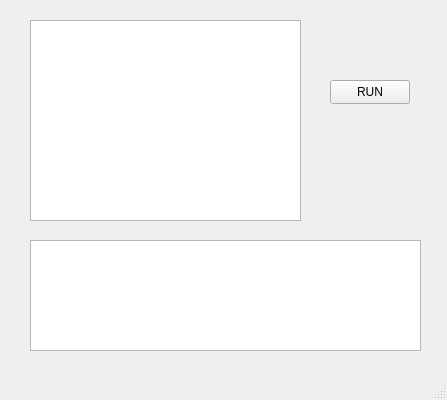
Before: the Qt Designer form Clase4/mainwindow.ui in AndresRodas/OLC2_PrimerSemestre_2023, drawn with Qt 5.
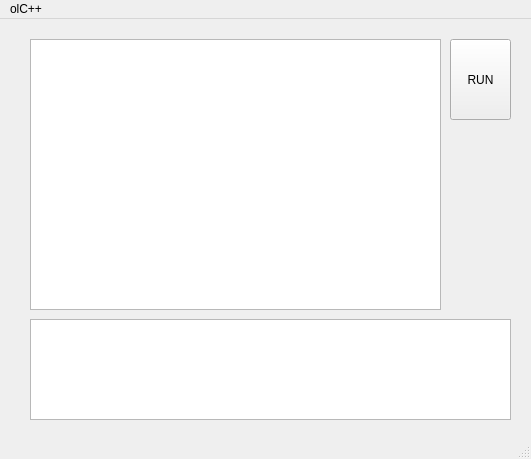
After: the same form once the commit is applied.

Patch:
```diff
--- a/Clase4/mainwindow.ui
+++ b/Clase4/mainwindow.ui
@@ -6,8 +6,8 @@
    <rect>
     <x>0</x>
     <y>0</y>
-    <width>447</width>
-    <height>400</height>
+    <width>531</width>
+    <height>459</height>
    </rect>
   </property>
   <property name="windowTitle">
@@ -19,8 +19,8 @@
      <rect>
       <x>30</x>
       <y>20</y>
-      <width>271</width>
-      <height>201</height>
+      <width>411</width>
+      <height>271</height>
      </rect>
     </property>
    </widget>
@@ -40,10 +40,10 @@
    <widget class="QPushButton" name="pushButton_2">
     <property name="geometry">
      <rect>
-      <x>330</x>
-      <y>80</y>
-      <width>80</width>
-      <height>24</height>
+      <x>450</x>
+      <y>20</y>
+      <width>61</width>
+      <height>81</height>
      </rect>
     </property>
     <property name="text">
@@ -54,9 +54,9 @@
     <property name="geometry">
      <rect>
       <x>30</x>
-      <y>240</y>
-      <width>391</width>
-      <height>111</height>
+      <y>300</y>
+      <width>481</width>
+      <height>101</height>
      </rect>
     </property>
    </widget>
@@ -66,10 +66,16 @@
     <rect>
      <x>0</x>
      <y>0</y>
-     <width>447</width>
+     <width>531</width>
      <height>21</height>
     </rect>
    </property>
+   <widget class="QMenu" name="menuolC">
+    <property name="title">
+     <string>olC++</string>
+    </property>
+   </widget>
+   <addaction name="menuolC"/>
   </widget>
   <widget class="QStatusBar" name="statusbar"/>
  </widget>
```
